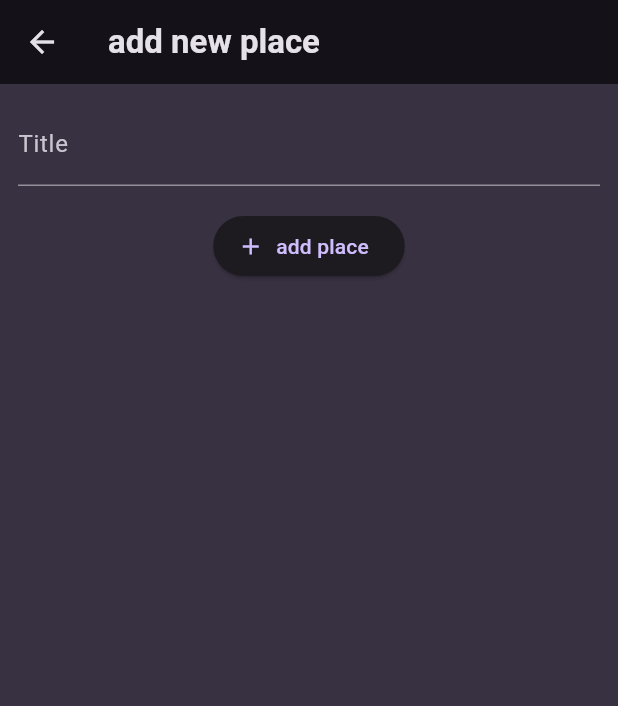
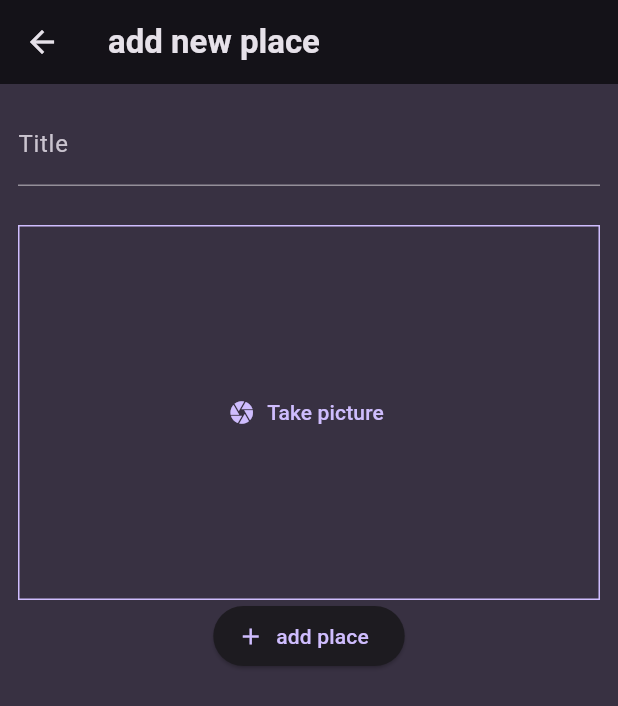
Before and after one commit to josuemj/Flutter-projects, a Flutter app: the AddPlaceScreen screen opened directly, on a phone screen of 412 x 824 dp. Shown: the top 706 px of the screen. Run offline on Flutter 3.47's test engine with Material 3 defaults, Android fonts, the phone set to English and light mode, and no system bars; our stand-ins replace flutter_dotenv, flutter_riverpod, google_fonts, transparent_image; missing offline and left inert: dart_eval.

Commit message:
sketch -> imawge input

```diff
--- a/favorite_places/lib/screens/add_place.dart
+++ b/favorite_places/lib/screens/add_place.dart
@@ -1,5 +1,6 @@
 import 'package:favorite_places/providers/user_places.dart';
 import 'package:favorite_places/widgets/dialogs/fill_place_dialog.dart';
+import 'package:favorite_places/widgets/image_input.dart';
 import 'package:flutter/cupertino.dart';
 import 'package:flutter/material.dart';
 import 'package:flutter_riverpod/flutter_riverpod.dart';
@@ -59,6 +60,11 @@ class _AddPlaceScreen extends ConsumerState<AddPlaceScreen> {
             const SizedBox(
               height: 16,
             ),
+            // image input
+            const SizedBox(
+              height: 10,
+            ),
+            ImageInput(),
             ElevatedButton.icon(
               onPressed: _savePlace,
               icon: const Icon(Icons.add),
--- /dev/null
+++ b/favorite_places/lib/widgets/image_input.dart
@@ -0,0 +1,32 @@
+import 'package:flutter/material.dart';
+
+class ImageInput extends StatefulWidget {
+  const ImageInput({super.key});
+
+  @override
+  State<StatefulWidget> createState() {
+    return _ImageInput();
+  }
+}
+
+class _ImageInput extends State<ImageInput> {
+  void _takePicture() {}
+
+  @override
+  Widget build(BuildContext context) {
+    return Container(
+      decoration: BoxDecoration(
+        border:
+            Border.all(width: 1, color: Theme.of(context).colorScheme.primary),
+      ),
+      height: 250,
+      width: double.infinity,
+      alignment: Alignment.center,
+      child: TextButton.icon(
+        onPressed: () {},
+        label: const Text("Take picture"),
+        icon: const Icon(Icons.camera),
+      ),
+    );
+  }
+}
```
